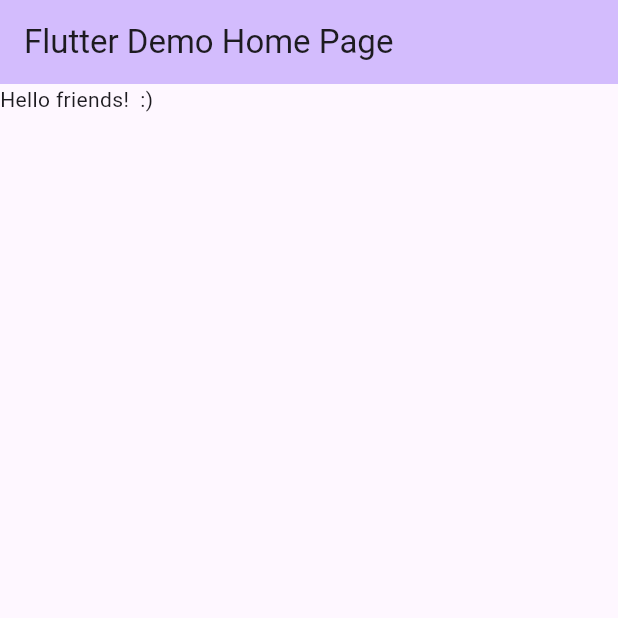
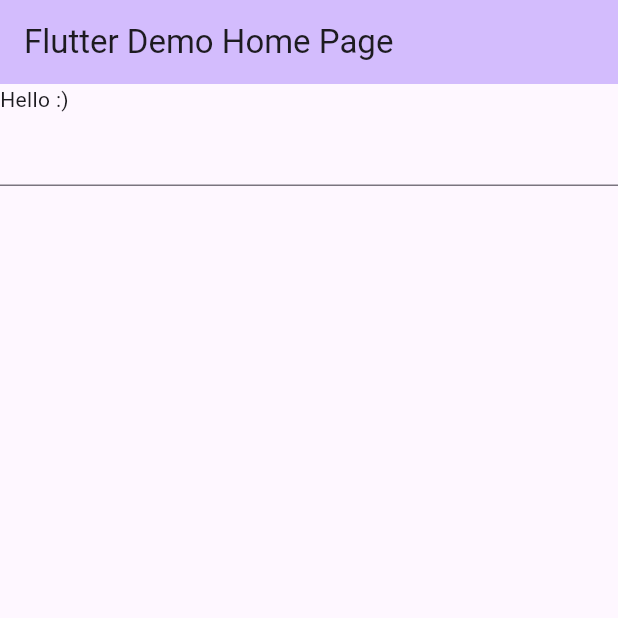
Before and after one commit to AndreeaMagda/flutter-and-dart-course-frontend-masters, a Flutter app: the screen it shows after launch, on a phone screen of 412 x 824 dp, the top half of it. Run offline on Flutter 3.47's test engine with Material 3 defaults, Android fonts, the phone set to English and light mode, and no system bars.

```diff
--- a/coffee_masters/lib/main.dart
+++ b/coffee_masters/lib/main.dart
@@ -9,6 +9,35 @@ void main() {
 ///      MyHomePage
 ///        HelloWorld
 ///          Text
+
+class Greet extends StatefulWidget {
+  const Greet({super.key});
+
+  @override
+  State<Greet> createState() => _GreetState();
+}
+
+class _GreetState extends State<Greet> {
+  //State variables
+  var name = "";
+
+  @override
+  Widget build(BuildContext context) {
+    return Column(
+      children: [
+        Row(
+          children: [
+            Text("Hello $name"),
+            const Text(":)")
+          ],
+        ),
+        TextField(
+          onChanged: (value) => setState(() => name = value),
+        ),
+      ],
+    );
+  }
+}
 
 class HelloWorld extends StatelessWidget {
   const HelloWorld({Key? key}) : super(key: key);
@@ -53,7 +82,7 @@ class _MyHomePageState extends State<MyHomePage> {
         backgroundColor: Theme.of(context).colorScheme.inversePrimary,
         title: Text(widget.title),
       ),
-      body: HelloWorld(),
+      body: Greet(),
     );
   }
 }
```
